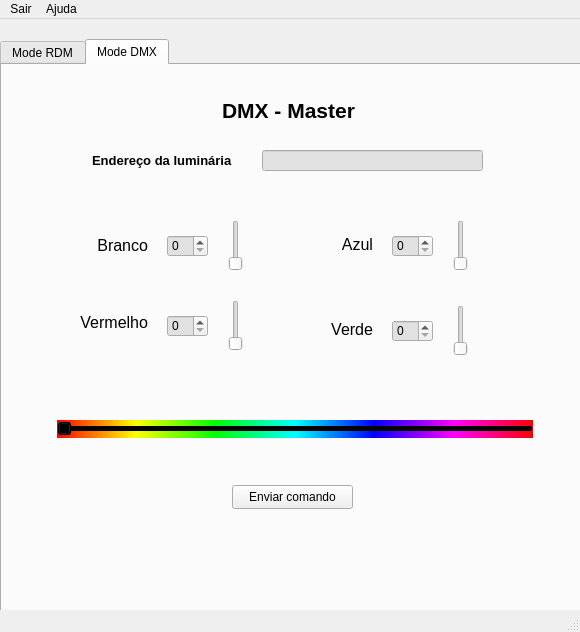
The window that development/RDM_DMX_Master.ui (GuilhermeRS11/GUI_RDM_DMX_Master) describes before a commit, drawn with Qt 5.
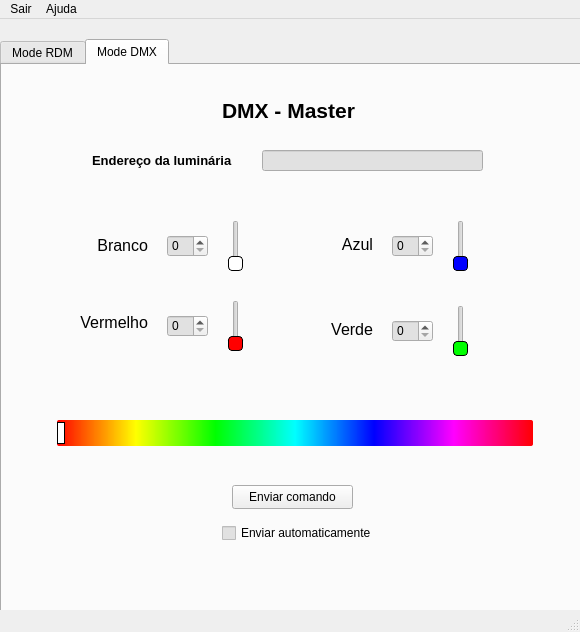
The same window after the commit.

```diff
--- a/development/RDM_DMX_Master.ui
+++ b/development/RDM_DMX_Master.ui
@@ -2399,6 +2399,20 @@
         <height>51</height>
        </rect>
       </property>
+      <property name="styleSheet">
+       <string notr="true">QSlider::handle:vertical{
+	height: 4px;
+	background-color: rgb(255, 255, 255);
+ 	margin: 1px; /* expand outside the groove */
+	border-radius: 4px;
+	border: 1px solid black;
+	width: 8px;
+}
+</string>
+      </property>
+      <property name="maximum">
+       <number>255</number>
+      </property>
       <property name="orientation">
        <enum>Qt::Vertical</enum>
       </property>
@@ -2412,6 +2426,20 @@
         <height>51</height>
        </rect>
       </property>
+      <property name="styleSheet">
+       <string notr="true">QSlider::handle:vertical{
+	height: 4px;
+	background-color: rgb(0, 255, 0);
+ 	margin: 1px; /* expand outside the groove */
+	border-radius: 4px;
+	border: 1px solid black;
+	width: 8px;
+}
+</string>
+      </property>
+      <property name="maximum">
+       <number>255</number>
+      </property>
       <property name="orientation">
        <enum>Qt::Vertical</enum>
       </property>
@@ -2425,6 +2453,23 @@
         <height>51</height>
        </rect>
       </property>
+      <property name="styleSheet">
+       <string notr="true">QSlider::handle:vertical{
+	height: 4px;
+	background-color: rgb(255, 0, 0);
+ 	margin: 1px; /* expand outside the groove */
+	border-radius: 4px;
+	border: 1px solid black;
+	width: 8px;
+}
+
+
+
+</string>
+      </property>
+      <property name="maximum">
+       <number>255</number>
+      </property>
       <property name="orientation">
        <enum>Qt::Vertical</enum>
       </property>
@@ -2438,6 +2483,20 @@
         <height>51</height>
        </rect>
       </property>
+      <property name="styleSheet">
+       <string notr="true">QSlider::handle:vertical{
+	height: 4px;
+	background-color: rgb(0, 0, 255);
+ 	margin: 1px; /* expand outside the groove */
+	border-radius: 4px;
+	border: 1px solid black;
+	width: 8px;
+}
+</string>
+      </property>
+      <property name="maximum">
+       <number>255</number>
+      </property>
       <property name="orientation">
        <enum>Qt::Vertical</enum>
       </property>
@@ -2448,18 +2507,33 @@
         <x>55</x>
         <y>355</y>
         <width>476</width>
-        <height>18</height>
+        <height>26</height>
        </rect>
       </property>
       <property name="layoutDirection">
        <enum>Qt::LeftToRight</enum>
       </property>
       <property name="styleSheet">
-       <string notr="true">QSlider{
-	background: qlineargradient(spread:pad, x1:0, y1:0, x2:1, y2:0, stop:0 rgba(255, 0, 0, 255), stop:0.166 rgba(255, 255, 0, 255), stop:0.333 rgba(0, 255, 0, 255), stop:0.5 rgba(0, 255, 255, 255), stop:0.666 rgba(0, 0, 255, 255), stop:0.833 rgba(255, 0, 255, 255), stop:1 rgba(255, 0, 0, 255));
-	
+       <string notr="true">QSlider::handle:horizontal
+{
+    background: rgb(255, 255, 255);
+    width: 6px;
+    height: 12px;
+	margin: 2px 0px;
+    border-radius: 7px;
+    border: 1px solid rgb(0, 0, 0);
+
+}
+QSlider::groove:horizontal
+{
+	border-radius: 2px;
+    background: qlineargradient(spread:pad, x1:0, y1:0, x2:1, y2:0, stop:0 rgba(255, 0, 0, 255), stop:0.166 rgba(255, 255, 0, 255), stop:0.333 rgba(0, 255, 0, 255), stop:0.5 rgba(0, 255, 255, 255), stop:0.666 rgba(0, 0, 255, 255), stop:0.833 rgba(255, 0, 255, 255), stop:1 rgba(255, 0, 0, 255));
+
 }</string>
       </property>
+      <property name="maximum">
+       <number>255</number>
+      </property>
       <property name="orientation">
        <enum>Qt::Horizontal</enum>
       </property>
@@ -2470,6 +2544,19 @@
        <number>10</number>
       </property>
      </widget>
+     <widget class="QCheckBox" name="checkBox">
+      <property name="geometry">
+       <rect>
+        <x>220</x>
+        <y>455</y>
+        <width>151</width>
+        <height>26</height>
+       </rect>
+      </property>
+      <property name="text">
+       <string>Enviar automaticamente</string>
+      </property>
+     </widget>
     </widget>
    </widget>
   </widget>
```
Left out of the diff: 29 changed lines with no effect on the pictures.
